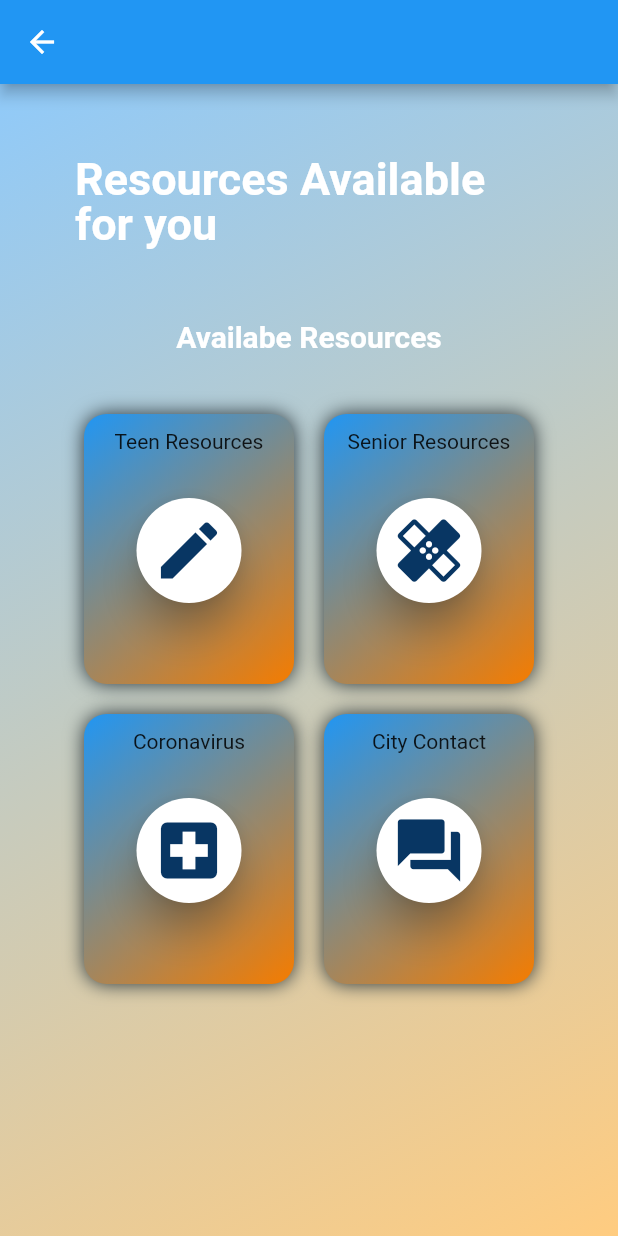
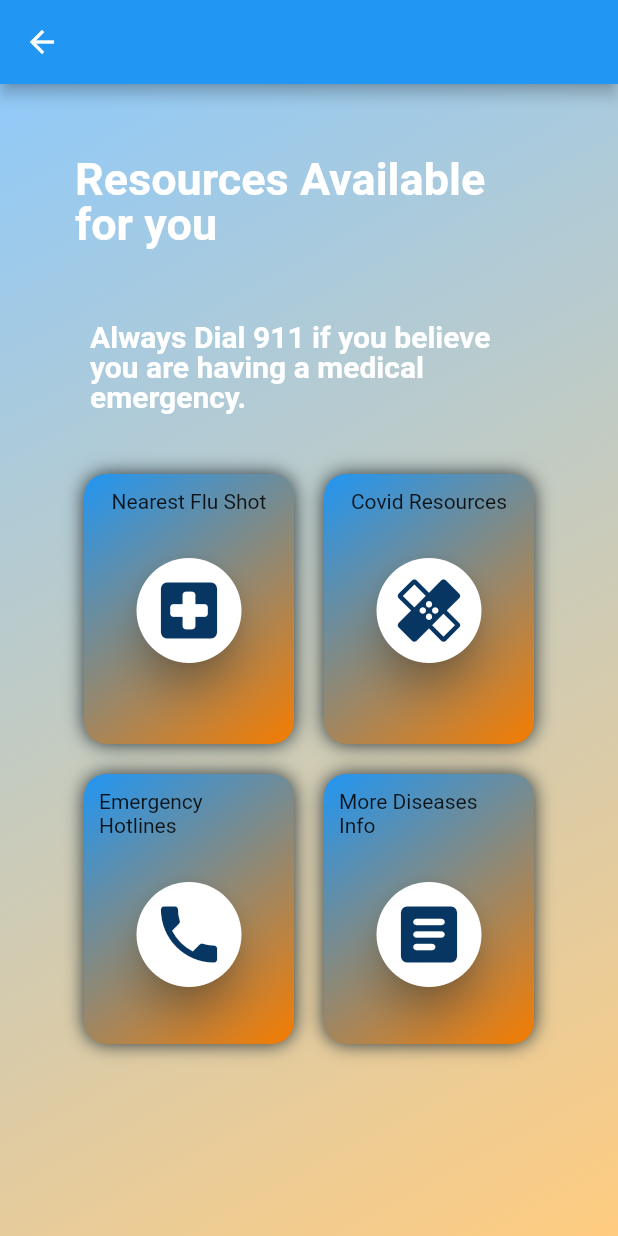
Before and after one commit to raghavansus/FinalOrionHacks, a Flutter app: the screen it shows after launch, after a tap on the "healing" icon, on a phone screen of 412 x 824 dp. Run offline on Flutter 3.47's test engine with Material 2 defaults, Android fonts, the phone set to English and light mode, and no system bars; our stand-ins replace google_maps_flutter; generated files the repository leaves out were written again.

Commit message:
Completed additional info

```diff
--- a/lib/GeneralHealth.dart
+++ b/lib/GeneralHealth.dart
@@ -4,17 +4,17 @@ import 'package:url_launcher/url_launcher.dart';
 
 _launchURL(String temp) async {
   var url = "";
-  if (temp.compareTo('Teen Resources') == 0) {
+  if (temp.compareTo('Nearest Flu Shot') == 0) {
     url =
-        'https://www.cupertino.org/residents/resources-and-services/resources-for-teens';
-  } else if (temp.compareTo('Senior Resources') == 0) {
+        'https://www.cdc.gov/flu/freeresources/flu-finder-widget.html';
+  } else if (temp.compareTo('Covid Resources') == 0) {
     url =
-        'https://www.cupertino.org/our-city/departments/parks-recreation/cupertino-senior-center/services-for-seniors/resources-for-seniors';
-  } else if (temp.compareTo('Coronavirus') == 0) {
+        'https://www.cdc.gov/coronavirus/2019-ncov/symptoms-testing/symptoms.html';
+  } else if (temp.compareTo('Emergency Hotlines') == 0) {
     url =
-        'https://www.cupertino.org/our-city/city-news/coronavirus-covid-19/-fsiteid-1';
-  } else if (temp.compareTo('City Contact') == 0) {
-    url = 'https://www.cupertino.org/i-want-to/contact-the-city';
+        'http://www.pleaselive.org/hotlines/';
+  } else if (temp.compareTo('More Diseases Info') == 0) {
+    url = 'https://www.mayoclinic.org/patient-care-and-health-information';
   }
 
   if (await canLaunch(url)) {
@@ -91,7 +91,7 @@ class GeneralHealth extends StatelessWidget {
                             margin: EdgeInsets.all(40),
                             child: Center(
                               child: Text(
-                                "Availabe Resources",
+                                "Always Dial 911 if you believe you are having a medical emergency.",
                                 style: TextStyle(
                                     fontWeight: FontWeight.bold,
                                     height: 1,
@@ -120,19 +120,19 @@ class GeneralHealth extends StatelessWidget {
   }
 
   List<String> Categories = [
-    "Teen Resources",
-    "Senior Resources",
-    "Coronavirus",
-    "City Contact",
+    "Nearest Flu Shot",
+    "Covid Resources",
+    "Emergency Hotlines",
+    "More Diseases Info",
   ];
 
   Map jobIcon = {
-    "Teen Resources": Icon(Icons.create, color: Color(0xFF083663), size: 50),
-    "Senior Resources": Icon(Icons.healing, color: Color(0xFF083663), size: 50),
-    "Coronavirus":
-        Icon(Icons.local_hospital, color: Color(0xFF083663), size: 50),
-    "City Contact":
-        Icon(Icons.question_answer, color: Color(0xFF083663), size: 50),
+    "Nearest Flu Shot": Icon(Icons.local_hospital_rounded, color: Color(0xFF083663), size: 50),
+    "Covid Resources": Icon(Icons.healing, color: Color(0xFF083663), size: 50),
+    "Emergency Hotlines":
+        Icon(Icons.phone, color: Color(0xFF083663), size: 50),
+    "More Diseases Info":
+        Icon(Icons.article_rounded , color: Color(0xFF083663), size: 50),
   };
 
   Widget getCategoryContainer(String categoryName) {
--- a/lib/main.dart
+++ b/lib/main.dart
@@ -186,7 +186,7 @@ class homescreen extends State<StatefulWidget> {
   };
 
   Widget getCategoryContainer(String categoryName) {
-    return new Container(
+    return Container(
       // gradient: LinearGradient(colors: [Colors.orange, Colors.blue]),
       margin: EdgeInsets.only(right: 10, left: 10, bottom: 20),
       height: 180,
@@ -195,7 +195,7 @@ class homescreen extends State<StatefulWidget> {
       decoration: BoxDecoration(
         borderRadius: BorderRadius.all(Radius.circular(15)),
         boxShadow: [
-          new BoxShadow(
+          BoxShadow(
             color: Colors.blueGrey[900],
             blurRadius: 10.0,
           ),
@@ -222,7 +222,7 @@ class homescreen extends State<StatefulWidget> {
             padding: EdgeInsets.only(top: 30),
             height: 100,
             width: 70,
-            child: new FloatingActionButton(
+            child:  FloatingActionButton(
               heroTag: categoryName,
               backgroundColor: Colors.white,
               child: jobIcon[categoryName],
@@ -247,7 +247,7 @@ class homescreen extends State<StatefulWidget> {
         i++;
       } else {
         i = 0;
-        jobCategoriesCards.add(new Row(
+        jobCategoriesCards.add( Row(
           mainAxisAlignment: MainAxisAlignment.center,
           children: rows,
         ));
@@ -257,7 +257,7 @@ class homescreen extends State<StatefulWidget> {
       }
     }
     if (rows.length > 0) {
-      jobCategoriesCards.add(new Row(
+      jobCategoriesCards.add( Row(
         mainAxisAlignment: MainAxisAlignment.center,
         children: rows,
       ));
```
Also changed, not shown: pubspec.lock.
